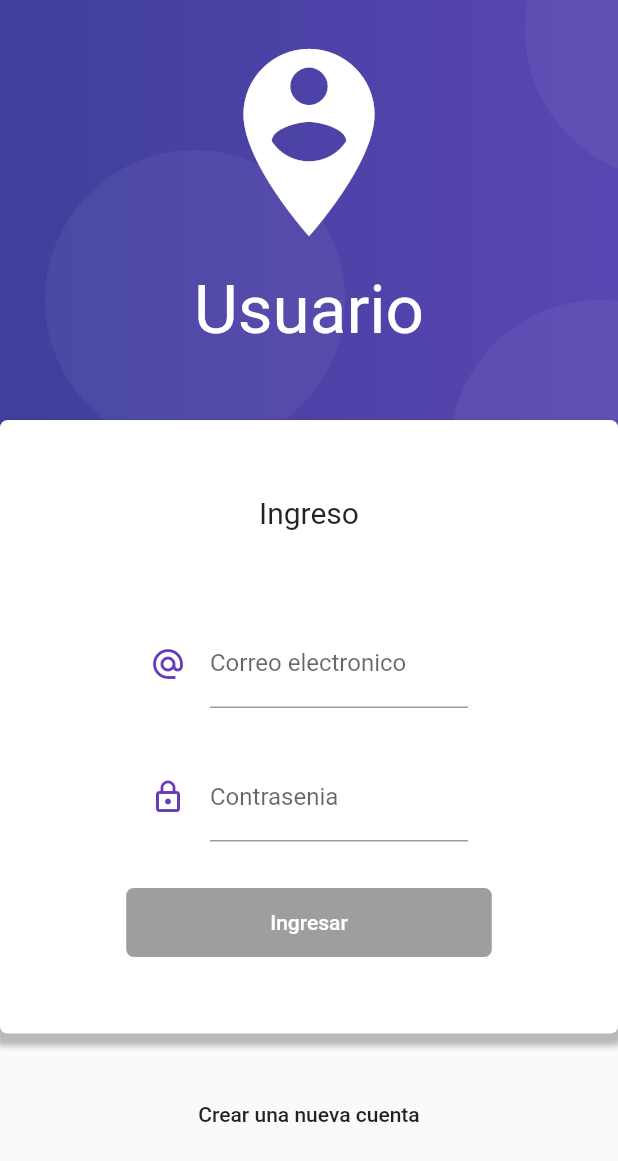
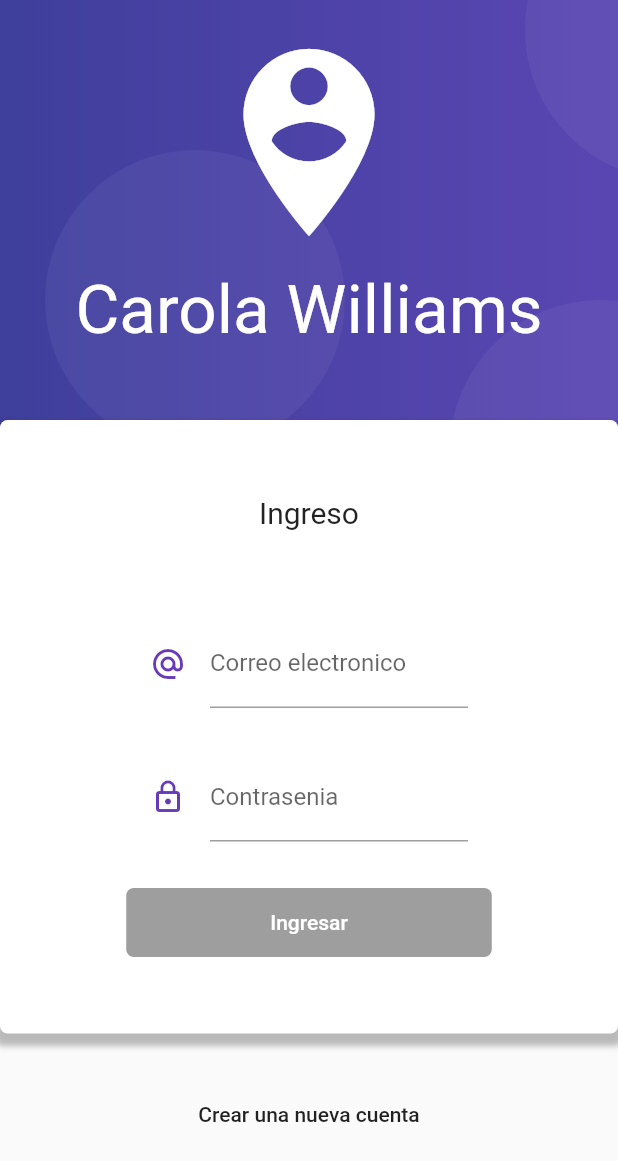
Before and after one commit to ernesto-developer/expediente-web, a Flutter app: the screen it shows after launch, on a phone screen of 412 x 824 dp. Shown: the top 1161 px of the screen. Run offline on Flutter 3.47's test engine with Material 2 defaults, Android fonts, the phone set to English and light mode, and no system bars; our stand-ins replace rxdart, shared_preferences.

Commit message:
add  nueva prueva

```diff
--- a/lib/src/pages/login_page.dart
+++ b/lib/src/pages/login_page.dart
@@ -65,7 +65,7 @@ class LoginPage extends StatelessWidget {
             child: Column(children: [
               Icon(Icons.person_pin_circle,color: Colors.white,size: 150.0,),
               SizedBox(height: 10.0,),
-              Text('Usuario',style: TextStyle(color: Colors.white,fontSize: 45.0),),
+              Text('Carola Williams',style: TextStyle(color: Colors.white,fontSize: 45.0),),
             ],),
 
           ),
--- a/lib/src/pages/registro_page.dart
+++ b/lib/src/pages/registro_page.dart
@@ -64,7 +64,7 @@ class RegistroPage extends StatelessWidget {
             child: Column(children: [
               Icon(Icons.person_pin_circle,color: Colors.white,size: 150.0,),
               SizedBox(height: 10.0,),
-              Text('Usuario',style: TextStyle(color: Colors.white,fontSize: 45.0),),
+              Text('Carola Williams',style: TextStyle(color: Colors.white,fontSize: 45.0),),
             ],),
 
           ),
```
